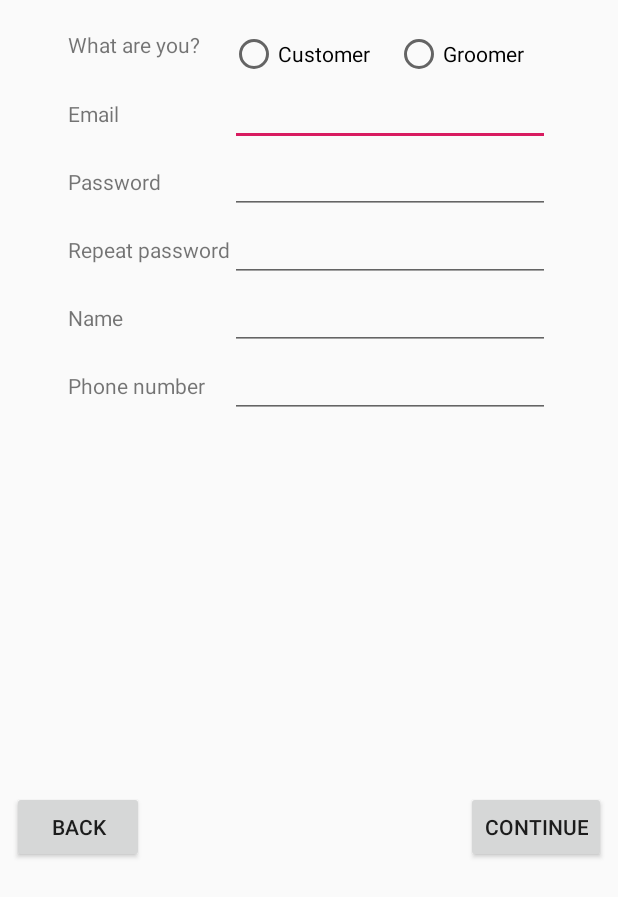
After one commit to juanrajcapp/GroomerLoc, an Android app: the RegistroActivity screen opened directly, with no data from a screen before it, on a phone screen of 412 x 824 dp. The commit adds this screen. Shown: the top 897 px of the screen. Run offline under Robolectric (Android 15) with nearby library versions, the phone set to English and light mode, and no system bars.

Commit message:
Creada la primera de las dos activities de registro.

```diff
--- a/app/src/main/AndroidManifest.xml
+++ b/app/src/main/AndroidManifest.xml
@@ -47,6 +47,7 @@
                 <category android:name="android.intent.category.LAUNCHER" />
             </intent-filter>
         </activity>
+        <activity android:name=".RegistroActivity"></activity>
     </application>
 
 </manifest>
--- a/app/src/main/java/com/juanrajc/groomerloc/LoginActivity.java
+++ b/app/src/main/java/com/juanrajc/groomerloc/LoginActivity.java
@@ -55,7 +55,7 @@ public class LoginActivity extends AppCompatActivity {
 
     }
 
-    protected void login(final View view) {
+    protected void login(View view) {
 
         email = (EditText) findViewById(R.id.mail);
         pw = (EditText) findViewById(R.id.pw);
@@ -87,6 +87,12 @@ public class LoginActivity extends AppCompatActivity {
 
     }
 
+    protected void registro(View view){
+
+        startActivity(new Intent(this, RegistroActivity.class));
+
+    }
+
     private boolean validarEmail(String email) {
         Pattern pattern = Patterns.EMAIL_ADDRESS;
         return pattern.matcher(email).matches();
--- /dev/null
+++ b/app/src/main/java/com/juanrajc/groomerloc/RegistroActivity.java
@@ -0,0 +1,21 @@
+package com.juanrajc.groomerloc;
+
+import android.support.v7.app.AppCompatActivity;
+import android.os.Bundle;
+import android.view.View;
+
+public class RegistroActivity extends AppCompatActivity {
+
+    @Override
+    protected void onCreate(Bundle savedInstanceState) {
+        super.onCreate(savedInstanceState);
+        setContentView(R.layout.activity_registro);
+    }
+
+    protected void atras(View view){
+
+        finish();
+
+    }
+
+}
--- a/app/src/main/res/layout/activity_login.xml
+++ b/app/src/main/res/layout/activity_login.xml
@@ -34,33 +34,6 @@
         app:layout_constraintTop_toBottomOf="@+id/title"
         app:srcCompat="@mipmap/cut8_foreground"
         android:contentDescription="@string/descLogo"/>
-
-    <Button
-        android:id="@+id/login"
-        android:layout_width="wrap_content"
-        android:layout_height="wrap_content"
-        android:layout_marginStart="8dp"
-        android:layout_marginTop="8dp"
-        android:layout_marginEnd="8dp"
-        android:onClick="login"
-        android:text="@string/botonLogin"
-        app:layout_constraintEnd_toEndOf="parent"
-        app:layout_constraintStart_toStartOf="parent"
-        app:layout_constraintTop_toBottomOf="@+id/tablaLogin" />
-
-    <Button
-        android:id="@+id/registro"
-        android:layout_width="wrap_content"
-        android:layout_height="wrap_content"
-        android:layout_marginStart="8dp"
-        android:layout_marginTop="8dp"
-        android:layout_marginEnd="8dp"
-        android:layout_marginBottom="8dp"
-        android:text="@string/botonRegistro"
-        app:layout_constraintBottom_toBottomOf="parent"
-        app:layout_constraintEnd_toEndOf="parent"
-        app:layout_constraintStart_toStartOf="parent"
-        app:layout_constraintTop_toBottomOf="@+id/login" />
 
     <TableLayout
         android:id="@+id/tablaLogin"
@@ -112,4 +85,33 @@
         </TableRow>
 
     </TableLayout>
+
+    <Button
+        android:id="@+id/login"
+        android:layout_width="wrap_content"
+        android:layout_height="wrap_content"
+        android:layout_marginStart="8dp"
+        android:layout_marginTop="8dp"
+        android:layout_marginEnd="8dp"
+        android:onClick="login"
+        android:text="@string/botonLogin"
+        app:layout_constraintEnd_toEndOf="parent"
+        app:layout_constraintStart_toStartOf="parent"
+        app:layout_constraintTop_toBottomOf="@+id/tablaLogin" />
+
+    <Button
+        android:id="@+id/registro"
+        android:layout_width="wrap_content"
+        android:layout_height="wrap_content"
+        android:layout_marginStart="8dp"
+        android:layout_marginTop="8dp"
+        android:layout_marginEnd="8dp"
+        android:layout_marginBottom="8dp"
+        android:onClick="registro"
+        android:text="@string/botonRegistro"
+        app:layout_constraintBottom_toBottomOf="parent"
+        app:layout_constraintEnd_toEndOf="parent"
+        app:layout_constraintStart_toStartOf="parent"
+        app:layout_constraintTop_toBottomOf="@+id/login" />
+
 </android.support.constraint.ConstraintLayout>
--- /dev/null
+++ b/app/src/main/res/layout/activity_registro.xml
@@ -0,0 +1,168 @@
+<?xml version="1.0" encoding="utf-8"?>
+<android.support.constraint.ConstraintLayout xmlns:android="http://schemas.android.com/apk/res/android"
+    xmlns:app="http://schemas.android.com/apk/res-auto"
+    xmlns:tools="http://schemas.android.com/tools"
+    android:layout_width="match_parent"
+    android:layout_height="match_parent"
+    tools:context=".RegistroActivity">
+
+    <TableLayout
+        android:id="@+id/tablaRegistro"
+        android:layout_width="wrap_content"
+        android:layout_height="wrap_content"
+        android:layout_marginStart="2dp"
+        android:layout_marginTop="20dp"
+        android:layout_marginEnd="2dp"
+        app:layout_constraintEnd_toEndOf="parent"
+        app:layout_constraintStart_toStartOf="parent"
+        app:layout_constraintTop_toTopOf="parent">
+
+        <TableRow
+            android:layout_width="match_parent"
+            android:layout_height="match_parent">
+
+            <TextView
+                android:id="@+id/tvRol"
+                android:layout_width="wrap_content"
+                android:layout_height="match_parent"
+                android:text="@string/rol" />
+
+            <RadioGroup
+                android:layout_width="wrap_content"
+                android:layout_height="wrap_content"
+                android:orientation="horizontal">
+
+                <RadioButton
+                    android:id="@+id/rbCliente"
+                    android:layout_width="wrap_content"
+                    android:layout_height="wrap_content"
+                    android:layout_weight="1"
+                    android:text="@string/cliente" />
+
+                <RadioButton
+                    android:id="@+id/rbPeluquero"
+                    android:layout_width="wrap_content"
+                    android:layout_height="wrap_content"
+                    android:layout_weight="1"
+                    android:text="@string/peluquero" />
+            </RadioGroup>
+        </TableRow>
+
+        <TableRow
+            android:layout_width="match_parent"
+            android:layout_height="match_parent">
+
+            <TextView
+                android:id="@+id/tvRegMail"
+                android:layout_width="wrap_content"
+                android:layout_height="wrap_content"
+                android:text="@string/email" />
+
+            <EditText
+                android:id="@+id/etRegMail"
+                android:layout_width="wrap_content"
+                android:layout_height="wrap_content"
+                android:ems="10"
+                android:inputType="textEmailAddress" />
+        </TableRow>
+
+        <TableRow
+            android:layout_width="match_parent"
+            android:layout_height="match_parent">
+
+            <TextView
+                android:id="@+id/tvRegPw"
+                android:layout_width="wrap_content"
+                android:layout_height="wrap_content"
+                android:text="@string/password" />
+
+            <EditText
+                android:id="@+id/etRegPw"
+                android:layout_width="wrap_content"
+                android:layout_height="wrap_content"
+                android:ems="10"
+                android:inputType="textPassword" />
+        </TableRow>
+
+        <TableRow
+            android:layout_width="match_parent"
+            android:layout_height="match_parent">
+
+            <TextView
+                android:id="@+id/tvRegPw2"
+                android:layout_width="wrap_content"
+                android:layout_height="wrap_content"
+                android:text="@string/password2" />
+
+            <EditText
+                android:id="@+id/etRegPw2"
+                android:layout_width="wrap_content"
+                android:layout_height="wrap_content"
+                android:ems="10"
+                android:inputType="textPassword" />
+        </TableRow>
+
+        <TableRow
+            android:layout_width="match_parent"
+            android:layout_height="match_parent">
+
+            <TextView
+                android:id="@+id/tvRegNombre"
+                android:layout_width="wrap_content"
+                android:layout_height="wrap_content"
+                android:text="@string/nombre" />
+
+            <EditText
+                android:id="@+id/etRegNombre"
+                android:layout_width="wrap_content"
+                android:layout_height="wrap_content"
+                android:ems="10"
+                android:inputType="textPersonName"/>
+        </TableRow>
+
+        <TableRow
+            android:layout_width="match_parent"
+            android:layout_height="match_parent">
+
+            <TextView
+                android:id="@+id/tvRegTlfn"
+                android:layout_width="wrap_content"
+                android:layout_height="wrap_content"
+                android:text="@string/tlfn" />
+
+            <EditText
+                android:id="@+id/etRegTlfn"
+                android:layout_width="wrap_content"
+                android:layout_height="wrap_content"
+                android:ems="10"
+                android:inputType="phone" />
+        </TableRow>
+
+    </TableLayout>
+
+    <Button
+        android:id="@+id/botonAtrasReg"
+        android:layout_width="wrap_content"
+        android:layout_height="wrap_content"
+        android:layout_marginStart="8dp"
+        android:layout_marginTop="8dp"
+        android:layout_marginBottom="8dp"
+        android:text="@string/botonAtras"
+        android:onClick="atras"
+        app:layout_constraintBottom_toBottomOf="parent"
+        app:layout_constraintStart_toStartOf="parent"
+        app:layout_constraintTop_toBottomOf="@+id/tablaRegistro" />
+
+    <Button
+        android:id="@+id/botonSiguienteReg"
+        android:layout_width="wrap_content"
+        android:layout_height="wrap_content"
+        android:layout_marginTop="8dp"
+        android:layout_marginEnd="8dp"
+        android:layout_marginBottom="8dp"
+        android:text="@string/botonSiguiente"
+        app:layout_constraintBottom_toBottomOf="parent"
+        app:layout_constraintEnd_toEndOf="parent"
+        app:layout_constraintTop_toBottomOf="@+id/tablaRegistro" />
+
+</android.support.constraint.ConstraintLayout>
--- a/app/src/main/res/values/strings.xml
+++ b/app/src/main/res/values/strings.xml
@@ -10,5 +10,15 @@
     <string name="error_autenticar">Authentication error</string>
     <string name="descLogo">Application logo.</string>
 
+    <!-- registro -->
+    <string name="rol">What are you?</string>
+    <string name="cliente">Customer</string>
+    <string name="peluquero">Groomer</string>
+    <string name="password2">Repeat password</string>
+    <string name="nombre">Name</string>
+    <string name="tlfn">Phone number</string>
+    <string name="botonAtras">Back</string>
+    <string name="botonSiguiente">Continue</string>
+
     <string name="title_activity_cliente">Map</string>
 </resources>
```
Also changed, not shown: app/build.gradle (line endings or trailing spaces), 1 other file.
